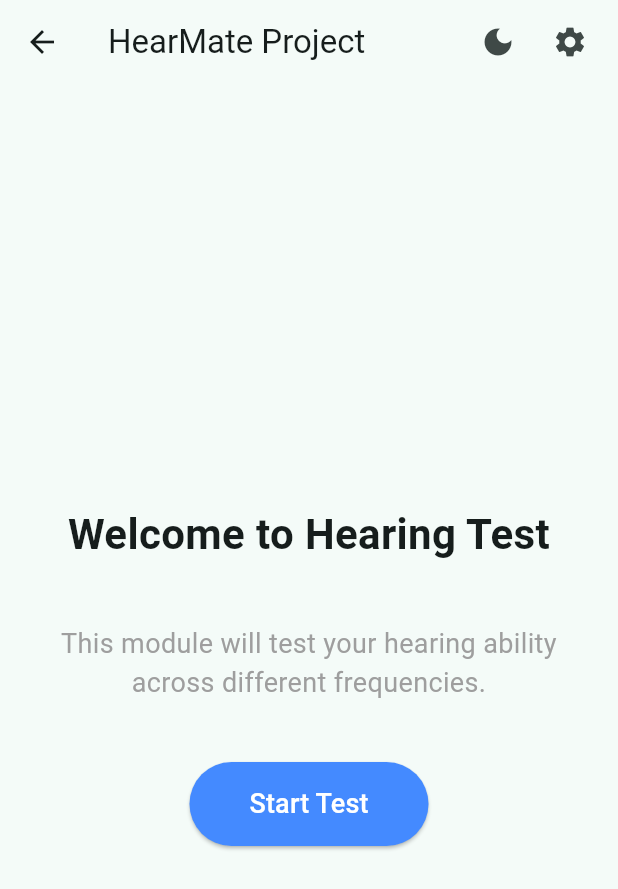
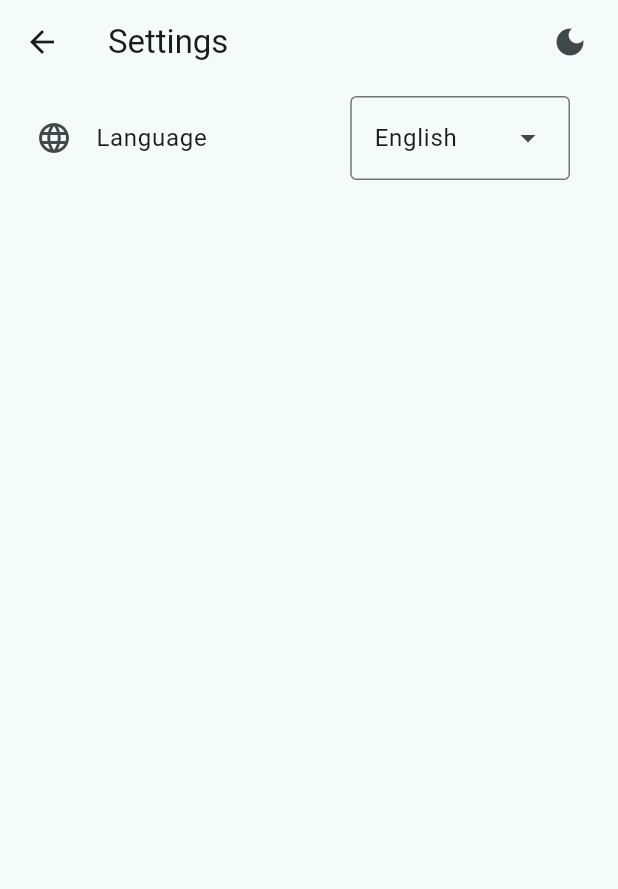
Before and after one commit to HearMate/hear-mate-app, a Flutter app: the HearingTestWelcomePage screen opened by its route, after a tap on the "settings" icon, on a phone screen of 412 x 824 dp. Shown: the top 889 px of the screen. Run offline on Flutter 3.47's test engine with Material 3 defaults, Android fonts, the phone set to English and light mode, and no system bars; our stand-ins replace audioplayers, bloc, fl_chart, flutter_bloc, flutter_svg, lottie; generated files the repository leaves out were written again.

Commit message:
Add language selection and locale management features
- Implemented language support with English and Polish options.
- Created LocaleProvider for managing locale state.
- Added EchoParseSettingPage for language selection in settings.
- Updated HMAppBar to navigate to settings and manage dark mode state.

```diff
--- /dev/null
+++ b/lib/data/languages.dart
@@ -0,0 +1,28 @@
+import 'package:flutter/material.dart';
+
+class Languages {
+  static const List<Locale> supportedLocales = [
+    Locale('en'),
+    Locale('pl'),
+  ];
+
+  static List<DropdownMenuEntry<Locale>> getDropdownMenuEntries() {
+    return supportedLocales.map((locale) {
+      return DropdownMenuEntry<Locale>(
+        value: locale,
+        label: getLanguageName(locale),
+      );
+    }).toList();
+  }
+
+  static String getLanguageName(Locale locale) {
+    switch (locale.languageCode) {
+      case 'en':
+        return 'English';
+      case 'pl':
+        return 'Polski';
+      default:
+        return 'Unknown';
+    }
+  }
+}
--- a/lib/data/notifiers.dart
+++ b/lib/data/notifiers.dart
@@ -1,3 +1,4 @@
 import 'package:flutter/material.dart';
 
 ValueNotifier<bool> isDarkModeNotifier = ValueNotifier(false);
+ValueNotifier<bool> isSettingPageOn = ValueNotifier(false);
--- a/lib/main.dart
+++ b/lib/main.dart
@@ -4,6 +4,7 @@ import 'package:hear_mate_app/data/notifiers.dart';
 import 'package:hear_mate_app/home_page.dart';
 import 'package:flutter_localizations/flutter_localizations.dart';
 import 'package:flutter_gen/gen_l10n/app_localizations.dart';
+import 'package:hear_mate_app/modules/echo_parse/screens/echo_parse_settings_page/echo_parse_settings_page.dart';
 
 import 'package:hear_mate_app/modules/echo_parse/screens/echo_parse_welcome_page/echo_parse_welcome_page.dart';
 import 'package:hear_mate_app/modules/echo_parse/screens/echo_parse_upload_page/echo_parse_upload_page.dart';
@@ -15,6 +16,7 @@ import 'package:hear_mate_app/modules/hearing_test/repositories/hearing_test_sou
 import 'package:hear_mate_app/modules/hearing_test/screens/hearing_test_page/hearing_test_page.dart';
 import 'package:hear_mate_app/modules/hearing_test/screens/hearing_test_result_page/hearing_test_result_page.dart';
 import 'package:hear_mate_app/modules/hearing_test/screens/hearing_test_welcome_page/hearing_test_welcome_page.dart';
+import 'package:hear_mate_app/widgets/locale_provider.dart';
 
 void main() {
   runApp(const MyApp());
@@ -28,9 +30,20 @@ class MyApp extends StatefulWidget {
 }
 
 class _MyAppState extends State<MyApp> {
+  Locale? _locale;
+
+  void _setLocale(Locale locale) {
+    setState(() {
+      _locale = locale;
+    });
+  }
+
   @override
   Widget build(BuildContext context) {
-    return MultiRepositoryProvider(
+    return LocaleProvider(
+      locale: _locale,
+      setLocale: _setLocale,
+      child: MultiRepositoryProvider(
         providers: [
           RepositoryProvider(
             create: (context) {
@@ -59,12 +72,24 @@ class _MyAppState extends State<MyApp> {
                   AppLocalizations.delegate,
                   GlobalMaterialLocalizations.delegate,
                   GlobalWidgetsLocalizations.delegate,
-                GlobalCupertinoLocalizations.delegate
+                  GlobalCupertinoLocalizations.delegate,
                 ],
                 supportedLocales: [
                   Locale('en'), //? English
-                Locale('pl')  //? Polish
+                  Locale('pl'), //? Polish
                 ],
+                locale: _locale,
+                localeResolutionCallback: (locale, supportedLocales) {
+                  if (_locale != null) return _locale;
+
+                  for (var supportedLocale in supportedLocales) {
+                    if (supportedLocale.languageCode == locale?.languageCode) {
+                      return supportedLocale;
+                    }
+                  }
+
+                  return const Locale('en');
+                },
                 debugShowCheckedModeBanner: false,
                 routes: {
                   '/hearing_test/welcome':
@@ -75,7 +100,9 @@ class _MyAppState extends State<MyApp> {
                   '/echo_parse/upload': (context) => EchoParseUploadScreen(),
                   '/echo_parse/upload_done':
                       (context) => EchoParseUploadDoneScreen(),
-                '/echo_parse/collection': (context) => EchoParseCollectScreen(),
+                  '/echo_parse/collection':
+                      (context) => EchoParseCollectScreen(),
+                  '/echo_parse/settings': (context) => EchoParseSettingPage(),
                 },
                 onUnknownRoute: (settings) {
                   return MaterialPageRoute(
@@ -115,6 +142,7 @@ class _MyAppState extends State<MyApp> {
             },
           ),
         ),
+      ),
     );
   }
 }
--- /dev/null
+++ b/lib/modules/echo_parse/screens/echo_parse_settings_page/echo_parse_settings_page.dart
@@ -0,0 +1,54 @@
+import 'package:flutter/material.dart';
+import 'package:hear_mate_app/data/languages.dart';
+import 'package:hear_mate_app/data/notifiers.dart';
+import 'package:hear_mate_app/widgets/hm_app_bar.dart';
+import 'package:hear_mate_app/widgets/locale_provider.dart';
+
+class EchoParseSettingPage extends StatefulWidget {
+  const EchoParseSettingPage({super.key});
+
+  @override
+  State<EchoParseSettingPage> createState() => _EchoParseSettingPageState();
+}
+
+class _EchoParseSettingPageState extends State<EchoParseSettingPage> {
+  @override
+  Widget build(BuildContext context) {
+    final localeProvider = LocaleProvider.of(context);
+    final Locale defaultLocale = localeProvider?.locale ?? Localizations.localeOf(context);
+    return PopScope(
+      onPopInvokedWithResult: (bool didPop, dynamic result) {
+        if (didPop) {
+          isSettingPageOn.value = false;
+        }
+      },
+      child: Scaffold(
+        appBar: HMAppBar(title: "Settings"),
+        body: SafeArea(
+          child: SingleChildScrollView(
+            child: Padding(
+              padding: const EdgeInsets.all(8.0),
+              child: Column(
+                children: [
+                  ListTile(
+                    leading: Icon(Icons.language),
+                    title: Text("Language"),
+                    trailing: DropdownMenu<Locale>(
+                      initialSelection: defaultLocale,
+                      onSelected: (Locale? locale) {
+                        if (locale != null) {
+                          localeProvider?.setLocale(locale);
+                        }
+                      },
+                      dropdownMenuEntries: Languages.getDropdownMenuEntries(),
+                    ),
+                  ),
+                ],
+              ),
+            ),
+          ),
+        ),
+      ),
+    );
+  }
+}
--- a/lib/widgets/hm_app_bar.dart
+++ b/lib/widgets/hm_app_bar.dart
@@ -1,16 +1,28 @@
 import 'package:flutter/material.dart';
 import 'package:hear_mate_app/data/notifiers.dart';
+import 'package:hear_mate_app/widgets/locale_provider.dart';
 
-class HMAppBar extends StatelessWidget implements PreferredSizeWidget {
+class HMAppBar extends StatefulWidget implements PreferredSizeWidget {
   const HMAppBar({super.key, required this.title});
 
   final String title;
 
   @override
+  State<HMAppBar> createState() => _HMAppBarState();
+
+  @override
+  Size get preferredSize => const Size.fromHeight(kToolbarHeight);
+}
+
+class _HMAppBarState extends State<HMAppBar> {
+  @override
   Widget build(BuildContext context) {
+
     return AppBar(
-      title: Text(title, style: TextStyle()),
+      title: Text(widget.title, style: TextStyle()),
+
       actions: [
+
         IconButton(
           onPressed: () {
             isDarkModeNotifier.value = !isDarkModeNotifier.value;
@@ -22,14 +34,26 @@ class HMAppBar extends StatelessWidget implements PreferredSizeWidget {
             },
           ),
         ),
-        Padding(
-          padding: const EdgeInsets.fromLTRB(0, 0, 8.0, 0),
-          child: IconButton(onPressed: () {}, icon: Icon(Icons.settings)),
+        ValueListenableBuilder(
+          valueListenable: isSettingPageOn,
+          builder: (context, isSettingPage, child) {
+            if (!isSettingPage) {
+              return Padding(
+                padding: const EdgeInsets.fromLTRB(0, 0, 8.0, 0),
+                child: IconButton(
+                  onPressed: () {
+                    isSettingPageOn.value = !isSettingPageOn.value;
+                    Navigator.pushNamed(context, '/echo_parse/settings');
+                  },
+                  icon: Icon(Icons.settings),
+                ),
+              );
+            } else {
+              return Padding(padding: const EdgeInsets.fromLTRB(0, 0, 8.0, 0));
+            }
+          },
         ),
       ],
     );
   }
-
-  @override
-  Size get preferredSize => const Size.fromHeight(kToolbarHeight);
 }
--- /dev/null
+++ b/lib/widgets/locale_provider.dart
@@ -0,0 +1,22 @@
+import 'package:flutter/material.dart';
+
+class LocaleProvider extends InheritedWidget {
+  const LocaleProvider({
+    super.key,
+    required super.child,
+    required this.locale,
+    required this.setLocale,
+  });
+
+  final Locale? locale;
+  final void Function(Locale locale) setLocale;
+
+  static LocaleProvider? of(BuildContext context) {
+    return context.dependOnInheritedWidgetOfExactType<LocaleProvider>();
+  }
+
+  @override
+  bool updateShouldNotify(LocaleProvider oldWidget) {
+    return locale != oldWidget.locale;
+  }
+}
```
Lines whose indentation alone changed are shown as unchanged.
